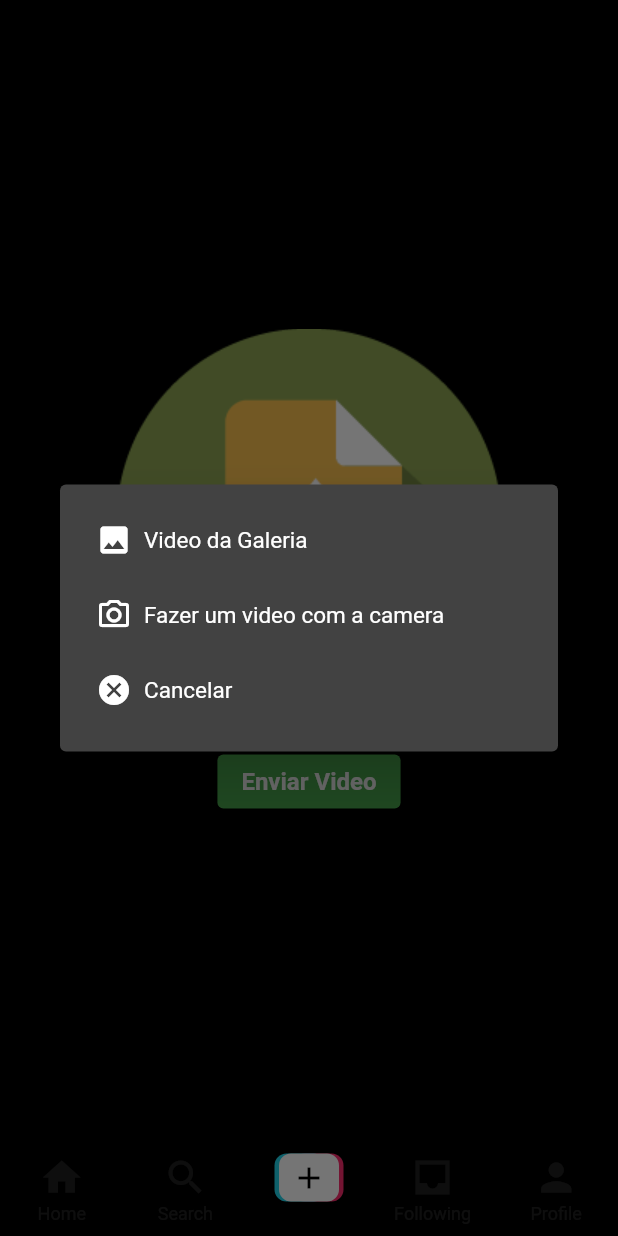
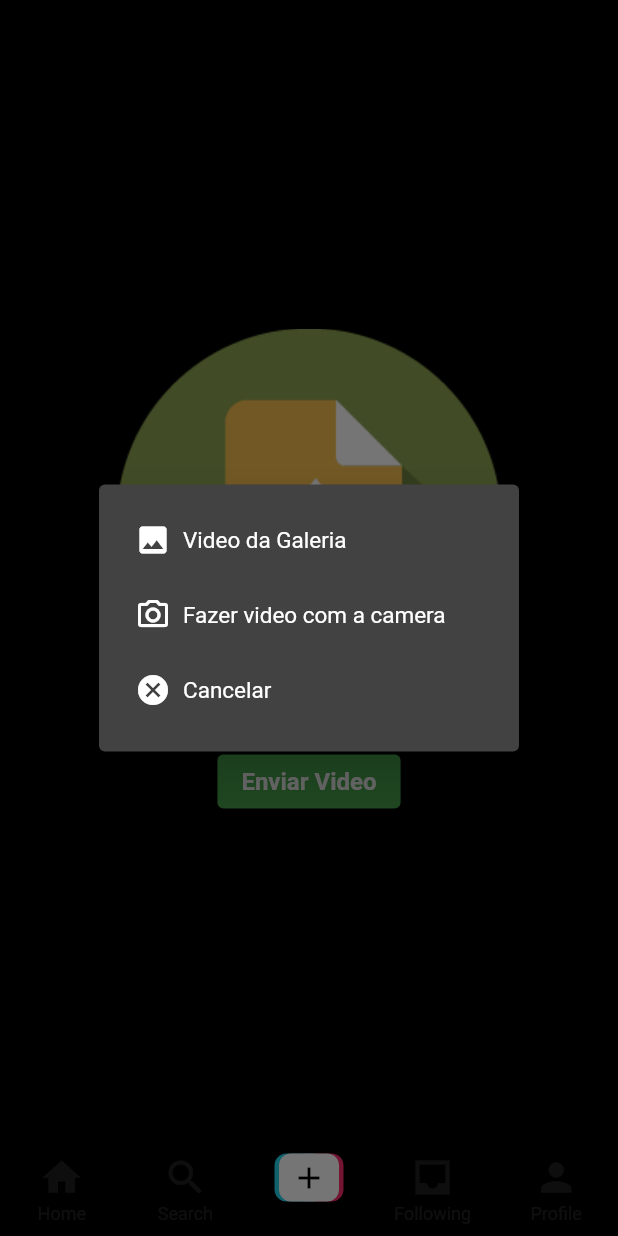
Before and after one commit to thiagomtd/theTiktokers, a Flutter app: the screen it shows once a user with an empty profile is signed in, item 3 of the bottom bar chosen, after a tap on "Enviar Video", on a phone screen of 412 x 824 dp. Run offline on Flutter 3.47's test engine with Material 2 defaults, Android fonts, the phone set to English and light mode, and no system bars; our stand-ins replace cloud_firestore, firebase_auth, firebase_core, firebase_storage, get, google_fonts and 3 more; accounts and stored records are empty.

Commit message:
1. Ajustando o form de upload de video

```diff
--- a/lib/home/upload_video/upload_video_screen.dart
+++ b/lib/home/upload_video/upload_video_screen.dart
@@ -42,11 +42,14 @@ class _UploadVideoScreenState extends State<UploadVideoScreen> {
                       Icon(
                         Icons.image,
                       ),
-                      Padding(
+                      Expanded(
+                        child: Padding(
                           padding: EdgeInsets.all(8),
                           child: Text(
                             "Video da Galeria",
+                            maxLines: 3,
                             style: TextStyle(fontSize: 15),
+                          ),
                         ),
                       )
                     ],
@@ -61,11 +64,14 @@ class _UploadVideoScreenState extends State<UploadVideoScreen> {
                       Icon(
                         Icons.camera_alt_outlined,
                       ),
-                      Padding(
+                      Expanded(
+                        child: Padding(
                           padding: EdgeInsets.all(8),
                           child: Text(
-                          "Fazer um video com a camera",
+                            "Fazer video com a camera",
+                            maxLines: 3,
                             style: TextStyle(fontSize: 15),
+                          ),
                         ),
                       )
                     ],
```
Lines whose indentation alone changed are shown as unchanged.
